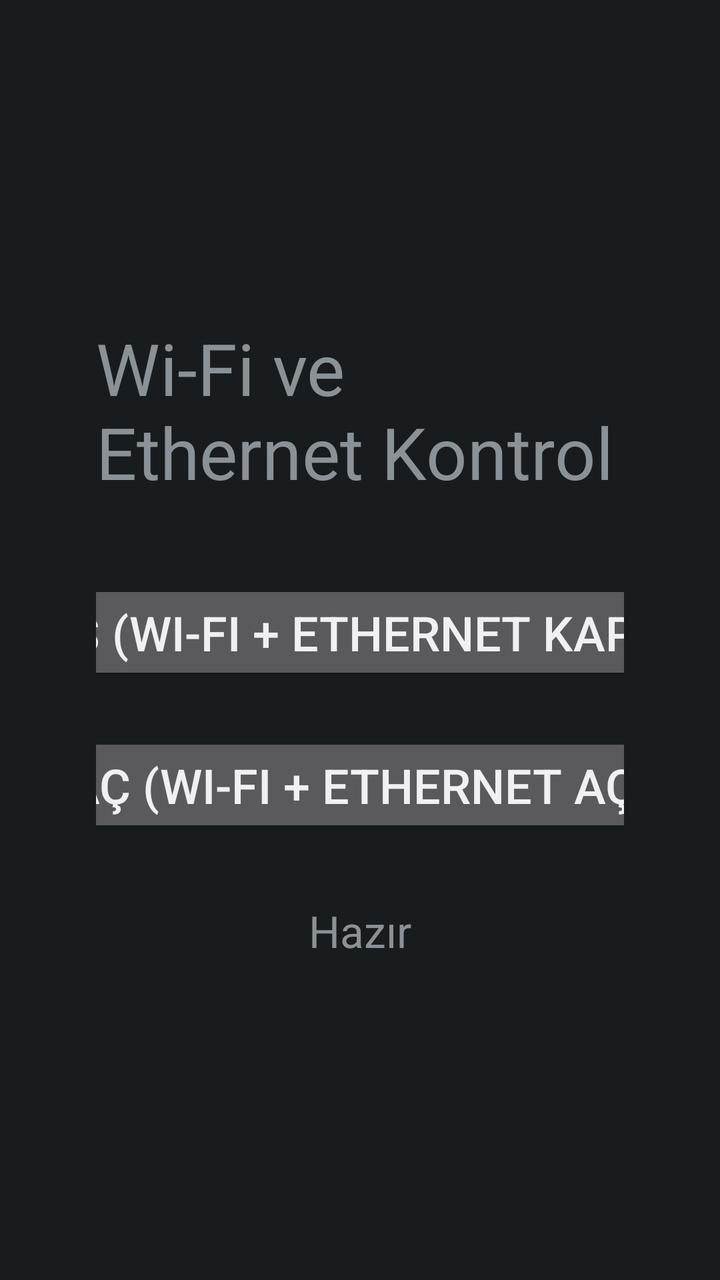
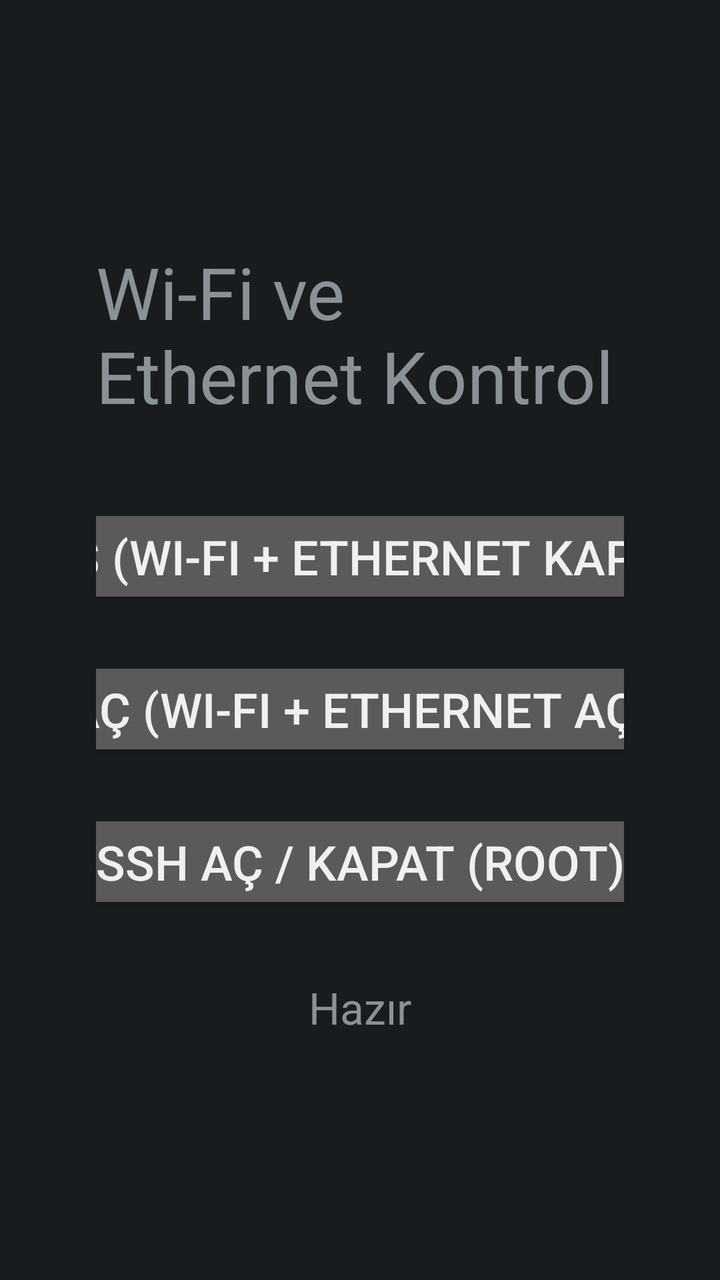

Screens rendered from an Android XML layout before and after an edit, with the pre-edit source and the edit as a unified diff.
<!-- AndroidManifest.xml: application theme android:Theme.DeviceDefault -->
<!-- res/layout/activity_main.xml -->
<?xml version="1.0" encoding="utf-8"?>
<LinearLayout xmlns:android="http://schemas.android.com/apk/res/android"
    android:layout_width="match_parent"
    android:layout_height="match_parent"
    android:gravity="center"
    android:orientation="vertical"
    android:padding="48dp">

    <TextView
        android:layout_width="wrap_content"
        android:layout_height="wrap_content"
        android:text="Wi-Fi ve Ethernet Kontrol"
        android:textSize="36sp" />

    <Button
        android:id="@+id/btnKes"
        android:layout_width="400dp"
        android:layout_height="wrap_content"
        android:layout_marginTop="40dp"
        android:focusable="true"
        android:text="KES (Wi-Fi + Ethernet kapat)"
        android:textSize="24sp">
        <requestFocus />
    </Button>

    <Button
        android:id="@+id/btnAc"
        android:layout_width="400dp"
        android:layout_height="wrap_content"
        android:layout_marginTop="24dp"
        android:focusable="true"
        android:text="AÇ (Wi-Fi + Ethernet aç)"
        android:textSize="24sp" />

    <TextView
        android:id="@+id/txtDurum"
        android:layout_width="wrap_content"
        android:layout_height="wrap_content"
        android:layout_marginTop="32dp"
        android:text="Hazır"
        android:textSize="22sp" />

</LinearLayout>
<!-- resources referenced by this layout -->
<resources>

</resources>

<!-- the commit's change to res/layout/activity_main.xml (unified diff, before → after) -->
@@ -32,6 +32,15 @@
         android:text="AÇ (Wi-Fi + Ethernet aç)"
         android:textSize="24sp" />
 
+    <Button
+        android:id="@+id/btnSsh"
+        android:layout_width="400dp"
+        android:layout_height="wrap_content"
+        android:layout_marginTop="24dp"
+        android:focusable="true"
+        android:text="SSH AÇ / KAPAT (root)"
+        android:textSize="24sp" />
+
     <TextView
         android:id="@+id/txtDurum"
         android:layout_width="wrap_content"
